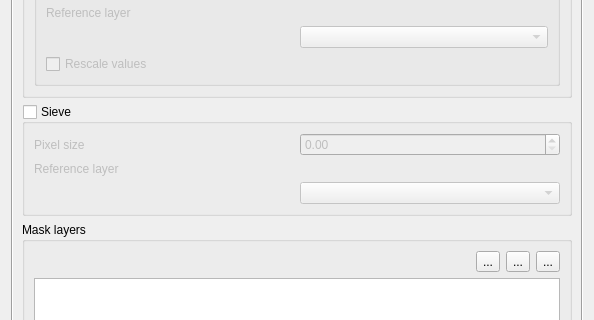
First picture: the form in src/cplus_plugin/ui/cplus_settings.ui, repository ConservationInternational/cplus-plugin, before the edit; both pictures show x 0 to 594 and y 221 to 541 of the 594 by 719 pixel window.
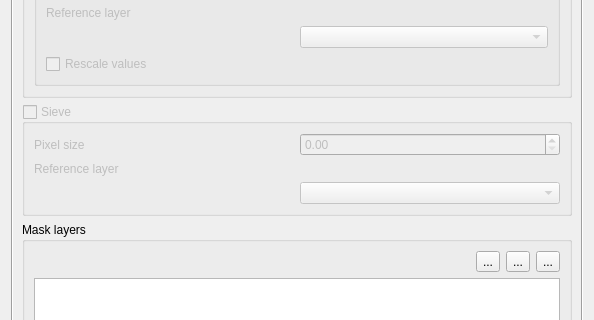
Second picture: the form after the edit. Custom widgets are drawn as their Qt base class.

Commit message: disable sieve functionality

```diff
--- a/src/cplus_plugin/ui/cplus_settings.ui
+++ b/src/cplus_plugin/ui/cplus_settings.ui
@@ -197,6 +197,9 @@
        </item>
        <item>
         <widget class="QgsCollapsibleGroupBox" name="sieve_group_box">
+         <property name="enabled">
+          <bool>false</bool>
+         </property>
          <property name="title">
           <string>Sieve </string>
          </property>
```
The commit also changes 2 other files.
